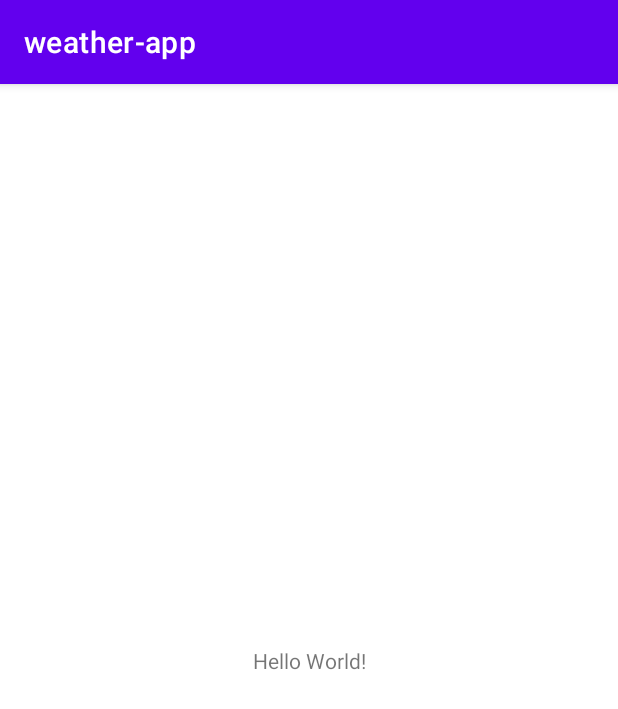
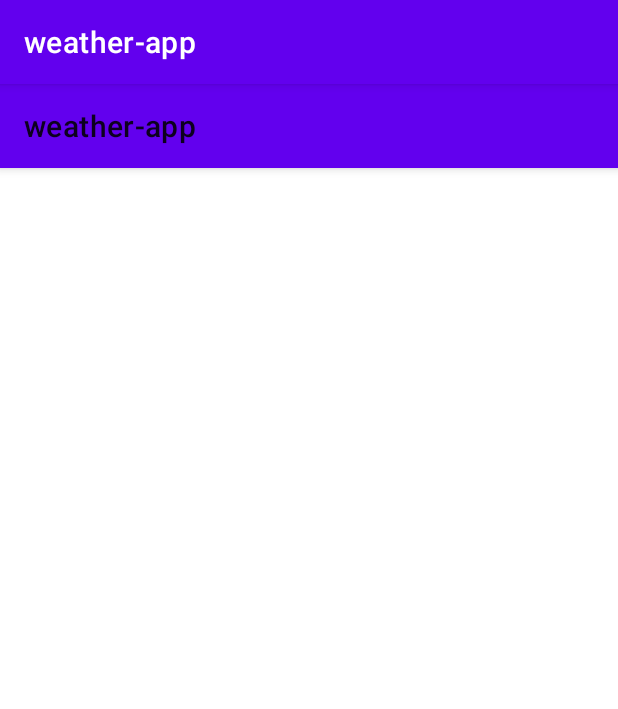
Before and after one commit to michigang1/weather-app, an Android app: the screen it shows after launch (MainActivity), on a phone screen of 412 x 824 dp. Shown: the top 709 px of the screen. Run offline under Robolectric (Android 15) with nearby library versions, the phone set to English and light mode, and no system bars.

Commit message:
UI: created main layout for displaying general info of weather

```diff
--- a/app/src/main/AndroidManifest.xml
+++ b/app/src/main/AndroidManifest.xml
@@ -13,7 +13,7 @@
             android:theme="@style/Theme.Weatherapp"
             tools:targetApi="31">
         <activity
-                android:name=".MainActivity"
+                android:name=".ui.MainActivity"
                 android:exported="true">
             <intent-filter>
                 <action android:name="android.intent.action.MAIN"/>
--- a/app/src/main/java/me/michigang1/weathapp/MainActivity.kt
+++ b/app/src/main/java/me/michigang1/weathapp/ui/MainActivity.kt
@@ -1,7 +1,8 @@
-package me.michigang1.weathapp
+package me.michigang1.weathapp.ui
 
 import androidx.appcompat.app.AppCompatActivity
 import android.os.Bundle
+import me.michigang1.weathapp.R
 
 class MainActivity : AppCompatActivity() {
     override fun onCreate(savedInstanceState: Bundle?) {
--- a/app/src/main/res/layout/activity_main.xml
+++ b/app/src/main/res/layout/activity_main.xml
@@ -1,18 +1,32 @@
 <?xml version="1.0" encoding="utf-8"?>
 <androidx.constraintlayout.widget.ConstraintLayout
         xmlns:android="http://schemas.android.com/apk/res/android"
+        xmlns:app="http://schemas.android.com/apk/res-auto"
         xmlns:tools="http://schemas.android.com/tools"
-        xmlns:app="http://schemas.android.com/apk/res-auto"
         android:layout_width="match_parent"
         android:layout_height="match_parent"
-        tools:context=".MainActivity">
-    <TextView
-            android:layout_width="wrap_content"
+        tools:context=".ui.MainActivity">
+
+    <com.google.android.material.appbar.AppBarLayout
+            android:id="@+id/app_bar_layout"
+            android:layout_width="match_parent"
             android:layout_height="wrap_content"
-            android:text="Hello World!"
-            app:layout_constraintBottom_toBottomOf="parent"
-            app:layout_constraintStart_toStartOf="parent"
-            app:layout_constraintEnd_toEndOf="parent"
-            app:layout_constraintTop_toTopOf="parent"/>
+            app:layout_constraintTop_toTopOf="parent">
+
+        <androidx.appcompat.widget.Toolbar
+                android:id="@+id/toolbar"
+                android:layout_width="match_parent"
+                android:layout_height="match_parent"
+                app:title="@string/app_name" />
+
+    </com.google.android.material.appbar.AppBarLayout>
+
+    <FrameLayout
+            android:id="@+id/main_container"
+            android:layout_width="match_parent"
+            android:layout_height="0dp"
+            app:layout_constraintTop_toBottomOf="@id/app_bar_layout"
+            app:layout_constraintBottom_toBottomOf="parent"/>
+
 
 </androidx.constraintlayout.widget.ConstraintLayout>
--- a/app/src/main/res/values/strings.xml
+++ b/app/src/main/res/values/strings.xml
@@ -1,3 +1,9 @@
 <resources>
     <string name="app_name">weather-app</string>
+    <string name="hour_text_tools">5:00 AM</string>
+    <string name="temperature_text_tools">-3°</string>
+    <string name="date_text_tools">Tomorrow, Sat 15</string>
+    <string name="weather_description_text_tools">Clear</string>
+    <string name="location_text_tools">Kivy</string>
+    <string name="last_update_text_tools">Last updated: 2:04</string>
 </resources>
```
